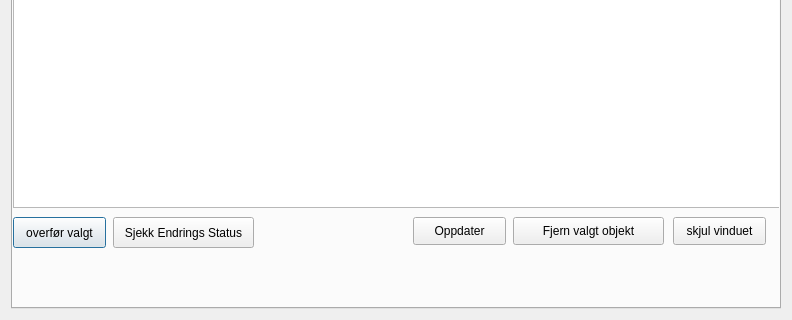
Qt form nvdbskriv_beta.ui (JACCCostring/NVDBPlugin) before a commit; both pictures show x 0 to 792 and y 490 to 810 of the 792 by 810 pixel window.
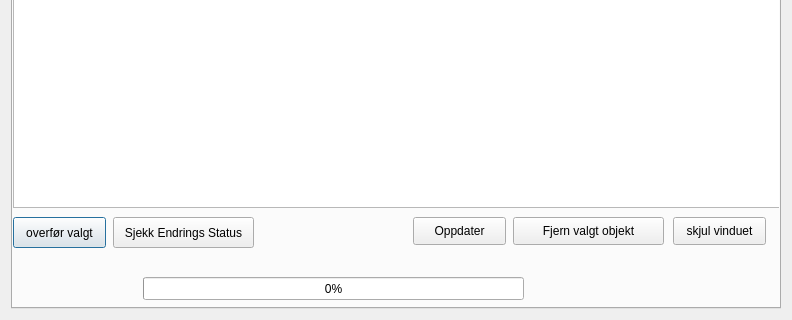
The same form after that commit. The open tabs and pages were chosen to show the change.

Diff of the .ui file:
```diff
--- a/nvdbskriv_beta.ui
+++ b/nvdbskriv_beta.ui
@@ -89,9 +89,9 @@
        <property name="geometry">
         <rect>
          <x>0</x>
-         <y>700</y>
-         <width>611</width>
-         <height>61</height>
+         <y>720</y>
+         <width>121</width>
+         <height>31</height>
         </rect>
        </property>
        <property name="font">
@@ -116,6 +116,19 @@
         <string>skjul vinduet</string>
        </property>
       </widget>
+      <widget class="QProgressBar" name="write_window_endrings_progressbar">
+       <property name="geometry">
+        <rect>
+         <x>130</x>
+         <y>730</y>
+         <width>381</width>
+         <height>23</height>
+        </rect>
+       </property>
+       <property name="value">
+        <number>0</number>
+       </property>
+      </widget>
      </widget>
      <widget class="QWidget" name="tabLogin">
       <attribute name="title">
```
Left out of the diff: 2 changed lines with no effect on the pictures.
